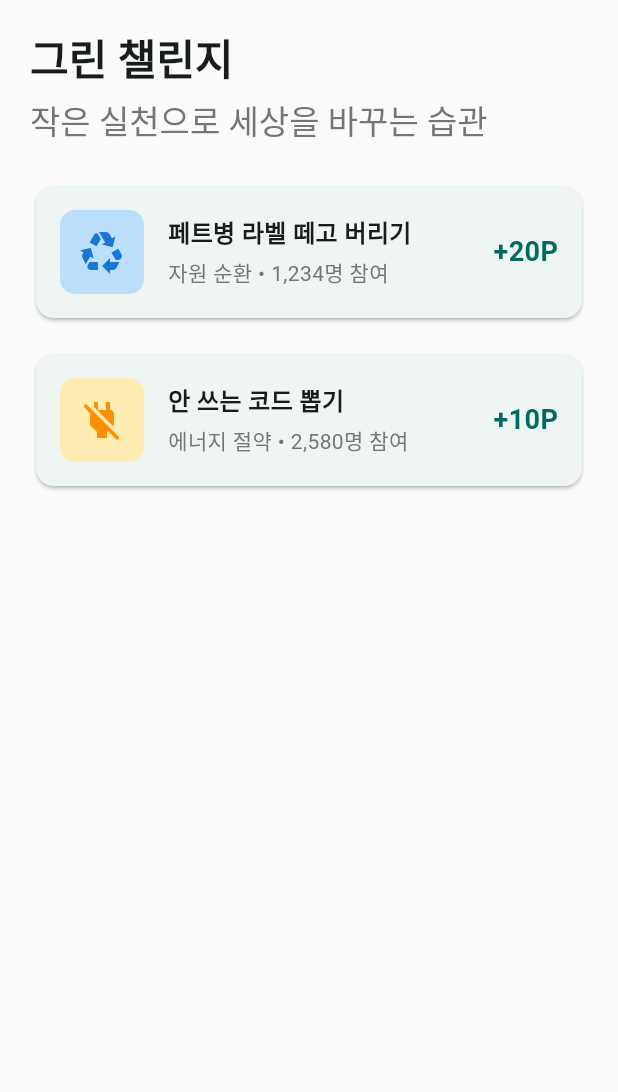
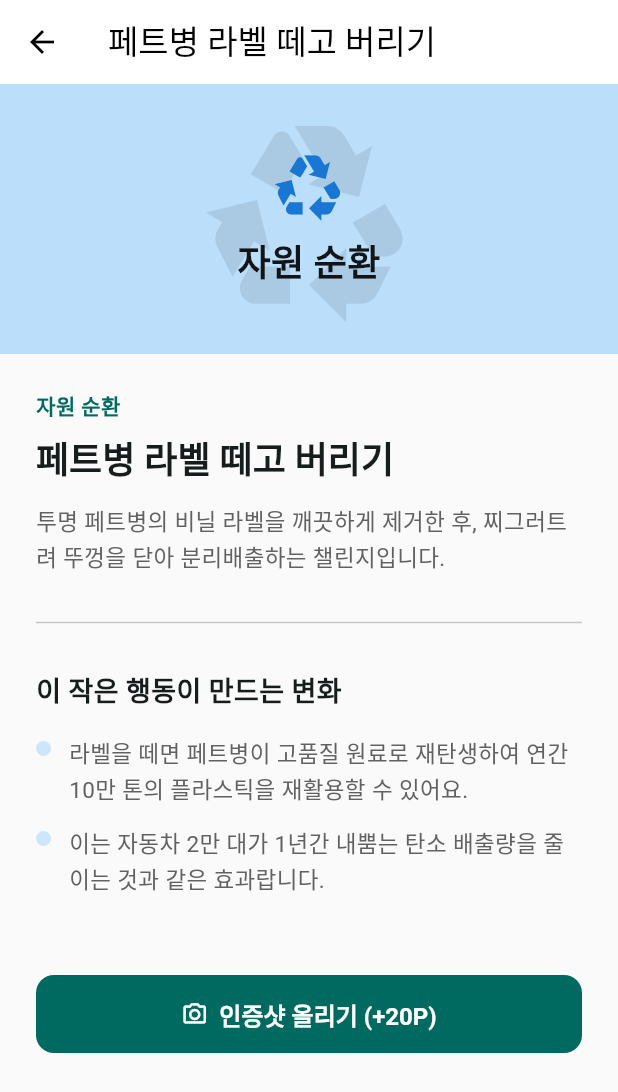
Before and after one commit to IIPA-K-PasS/FE, a Flutter app: the ChallengeScreen screen opened directly, after a tap on "페트병 라벨 떼고 버리기", on a phone screen of 412 x 824 dp. Shown: the top 1092 px of the screen. Run offline on Flutter 3.47's test engine with Material 3 defaults, Android fonts, the phone set to English and light mode, and no system bars; our stand-ins replace dio, flutter_dotenv, flutter_image_compress, flutter_secure_storage, geolocator, image_picker and 1 more; missing offline and left inert: kakao_flutter_sdk_common, kakao_flutter_sdk_user; accounts and stored records are empty.

Commit message:
feat: 챌린지 디테일 화면 구현 완료

```diff
--- /dev/null
+++ b/lib/features/challenge/domain/challenge_entity.dart
@@ -0,0 +1,47 @@
+import 'package:flutter/material.dart';
+
+// 챌린지 데이터를 나타내는 클래스
+class Challenge {
+  final String id;
+  final String title;
+  final String category; // 예: "자원 순환", "에너지 절약"
+  final String description;
+  final String benefitDescription; // 작은 행동이 만드는 변화 설명
+  final int points; // 인증 시 획득 포인트
+  final Color themeColor; // 카드 배경 등에 사용할 테마 색상
+
+  Challenge({
+    required this.id,
+    required this.title,
+    required this.category,
+    required this.description,
+    required this.benefitDescription,
+    required this.points,
+    required this.themeColor,
+  });
+}
+
+// 예시 챌린지 데이터 (나중에는 API로부터 받아옵니다)
+final List<Challenge> dummyChallenges = [
+  Challenge(
+    id: 'recycle01',
+    title: '페트병 라벨 떼고 버리기',
+    category: '자원 순환',
+    description: '투명 페트병의 비닐 라벨을 깨끗하게 제거한 후, 찌그러트려 뚜껑을 닫아 분리배출하는 챌린지입니다.',
+    benefitDescription:
+    '라벨을 떼면 페트병이 고품질 원료로 재탄생하여 연간 10만 톤의 플라스틱을 재활용할 수 있어요.\n이는 자동차 2만 대가 1년간 내뿜는 탄소 배출량을 줄이는 것과 같은 효과랍니다.',
+    points: 20,
+    themeColor: Colors.blue[100]!,
+  ),
+  Challenge(
+    id: 'poweroff01',
+    title: '안 쓰는 코드 뽑기',
+    category: '에너지 절약',
+    description: '사용하지 않는 전자제품의 플러그를 뽑아 불필요한 \'대기전력\' 소모를 막는 챌린지입니다.',
+    benefitDescription:
+    '대기전력은 가정 전체 전기요금의 최대 10%를 차지하는 숨은 주범이에요.\nTV 셋톱박스, 컴퓨터 플러그만 뽑아도 연간 3만원 이상을 아낄 수 있답니다.',
+    points: 10,
+    themeColor: Colors.yellow[100]!,
+  ),
+  // 여기에 더 많은 챌린지 추가 가능
+];
--- /dev/null
+++ b/lib/features/challenge/presentation/challenge_detail_screen.dart
@@ -0,0 +1,240 @@
+import 'package:flutter/material.dart';
+import 'package:image_picker/image_picker.dart';
+import '../domain/challenge_entity.dart';
+import 'challenge_proof_preview_screen.dart';
+
+class ChallengeDetailScreen extends StatelessWidget {
+  final Challenge challenge;
+
+  const ChallengeDetailScreen({super.key, required this.challenge});
+
+  // 인증샷 선택 및 확인 화면 이동 로직 (이전과 동일)
+  Future<void> _pickImageAndShowPreview(BuildContext context) async {
+    final ImagePicker picker = ImagePicker();
+    try {
+      final XFile? pickedFile = await picker.pickImage(source: ImageSource.camera);
+
+      if (pickedFile != null && context.mounted) {
+        final result = await Navigator.of(context).push<bool>(
+          MaterialPageRoute(
+            builder: (context) => ChallengeProofPreviewScreen(imageFile: pickedFile),
+          ),
+        );
+
+        if (result == true && context.mounted) {
+          ScaffoldMessenger.of(context).showSnackBar(
+            SnackBar(content: Text('${challenge.title} 인증 완료! ${challenge.points}P 획득!')),
+          );
+        }
+      }
+    } catch (e) {
+      if (context.mounted) {
+        ScaffoldMessenger.of(context).showSnackBar(
+          SnackBar(content: Text('카메라 실행 중 오류 발생: $e')),
+        );
+      }
+    }
+  }
+
+  // 카테고리별 아이콘 반환 함수 (ChallengeScreen에서 가져옴)
+  IconData _getIconForCategory(String category) {
+    switch (category) {
+      case '자원 순환':
+        return Icons.recycling;
+      case '에너지 절약':
+        return Icons.power_off;
+      default:
+        return Icons.eco;
+    }
+  }
+
+  // 카테고리별 아이콘 색상 반환 함수 (ChallengeScreen에서 가져옴)
+  Color _getIconColorForCategory(String category) {
+    switch (category) {
+      case '자원 순환':
+        return Colors.blue.shade700;
+      case '에너지 절약':
+        return Colors.amber.shade800;
+      default:
+        return Colors.green.shade700;
+    }
+  }
+
+  // ⭐ 변경점: 문장 분리 로직 추가 (간단 버전)
+  // 마침표(.), 느낌표(!), 물음표(?) 뒤 공백을 기준으로 문장을 나눕니다.
+  // 좀 더 복잡한 문장 구조에는 완벽하지 않을 수 있습니다.
+  List<String> _splitIntoSentences(String text) {
+    // 먼저 기존 줄바꿈('\n')을 다른 구분자로 임시 대체
+    String tempText = text.replaceAll('\\n', '||');
+    // 마침표, 느낌표, 물음표 뒤 공백을 기준으로 나누고, 임시 구분자도 복원
+    return tempText.split(RegExp(r'(?<=[.!?])\s+|\|\|'))
+        .map((s) => s.trim()) // 각 문장 앞뒤 공백 제거
+        .where((s) => s.isNotEmpty) // 빈 문장 제거
+        .toList();
+  }
+
+
+  @override
+  Widget build(BuildContext context) {
+    // 테마 색상 및 아이콘 가져오기
+    final Color themeColor = challenge.themeColor;
+    final Color iconColor = _getIconColorForCategory(challenge.category);
+    final IconData categoryIcon = _getIconForCategory(challenge.category);
+    // 텍스트 색상 결정 (배경 밝기에 따라)
+    final Color textColorOnTheme = themeColor.computeLuminance() > 0.5
+        ? Colors.black87
+        : Colors.white;
+
+    // ⭐ 변경점: 문장 분리 실행
+    final List<String> benefitSentences = _splitIntoSentences(challenge.benefitDescription);
+
+    return Scaffold(
+      appBar: AppBar(
+        title: Text(challenge.title),
+        backgroundColor: Colors.white,
+        foregroundColor: Colors.black,
+        elevation: 0.5,
+      ),
+      body: SingleChildScrollView(
+        child: Column(
+          crossAxisAlignment: CrossAxisAlignment.start, // 왼쪽 정렬 기본
+          children: [
+            // 1. 상단 영역 디자인 개선 (기존과 동일)
+            Container(
+              height: 180,
+              width: double.infinity,
+              color: themeColor, // 챌린지 테마 배경색
+              child: Stack( // 아이콘과 텍스트를 겹치도록 Stack 사용
+                children: [
+                  Positioned.fill(
+                    child: Opacity(
+                      opacity: 0.1,
+                      child: Icon(categoryIcon, size: 150, color: textColorOnTheme),
+                    ),
+                  ),
+                  Center(
+                    child: Column(
+                      mainAxisAlignment: MainAxisAlignment.center,
+                      children: [
+                        Icon(categoryIcon, size: 50, color: iconColor), // 카테고리 아이콘
+                        const SizedBox(height: 8),
+                        Text(
+                          challenge.category, // 카테고리 텍스트
+                          style: TextStyle(
+                            fontSize: 24,
+                            fontWeight: FontWeight.bold,
+                            color: textColorOnTheme.withOpacity(0.9),
+                          ),
+                        ),
+                      ],
+                    ),
+                  ),
+                ],
+              ),
+            ),
+
+            // 2. 내용 영역
+            Padding(
+              padding: const EdgeInsets.all(24.0),
+              child: Column(
+                crossAxisAlignment: CrossAxisAlignment.start,
+                children: [
+                  // 카테고리 텍스트 (기존과 동일)
+                  Text(
+                    challenge.category,
+                    style: TextStyle(
+                      color: Theme.of(context).primaryColor,
+                      fontWeight: FontWeight.bold,
+                    ),
+                  ),
+                  const SizedBox(height: 8),
+                  // 챌린지 제목 (기존과 동일)
+                  Text(
+                    challenge.title,
+                    style: Theme.of(context).textTheme.headlineSmall?.copyWith(
+                      fontWeight: FontWeight.bold,
+                    ),
+                  ),
+                  const SizedBox(height: 12),
+                  // 챌린지 설명 (기존과 동일)
+                  Text(
+                    challenge.description,
+                    style: TextStyle(fontSize: 15, color: Colors.grey[700], height: 1.5),
+                  ),
+
+                  // 3. 구분선 추가 (기존과 동일)
+                  const SizedBox(height: 24),
+                  const Divider(thickness: 1),
+                  const SizedBox(height: 24),
+
+                  // 4. '작은 행동이 만드는 변화' 섹션 (기존과 동일)
+                  const Text(
+                    '이 작은 행동이 만드는 변화',
+                    style: TextStyle(
+                      fontSize: 18,
+                      fontWeight: FontWeight.bold,
+                    ),
+                  ),
+                  const SizedBox(height: 16),
+
+                  // ⭐ 변경점: 분리된 문장 리스트를 사용하여 UI 생성
+                  ...benefitSentences.map((sentence) {
+                    return Padding(
+                      padding: const EdgeInsets.only(bottom: 12.0), // 항목 간 간격
+                      child: Row(
+                        crossAxisAlignment: CrossAxisAlignment.start, // 텍스트 위쪽 정렬
+                        children: [
+                          // 색상 원
+                          Padding(
+                            padding: const EdgeInsets.only(top: 4.0), // 원 위치 미세 조정
+                            child: CircleAvatar(
+                              radius: 5,
+                              backgroundColor: themeColor.withOpacity(0.7), // 테마 색상 사용
+                            ),
+                          ),
+                          const SizedBox(width: 12), // 원과 텍스트 사이 간격
+                          // 설명 텍스트
+                          Expanded(
+                            child: Text(
+                              sentence, // 분리된 문장 사용
+                              style: TextStyle(fontSize: 15, color: Colors.grey[700], height: 1.5),
+                            ),
+                          ),
+                        ],
+                      ),
+                    );
+                  }).toList(),
+
+                  const SizedBox(height: 40),
+
+                  // 인증샷 올리기 버튼 (기존과 동일)
+                  SizedBox(
+                    width: double.infinity,
+                    child: ElevatedButton.icon(
+                      onPressed: () => _pickImageAndShowPreview(context),
+                      icon: const Icon(Icons.camera_alt_outlined),
+                      label: Text('인증샷 올리기 (+${challenge.points}P)'),
+                      style: ElevatedButton.styleFrom(
+                        backgroundColor: Theme.of(context).primaryColor,
+                        foregroundColor: Colors.white,
+                        padding: const EdgeInsets.symmetric(vertical: 14),
+                        textStyle: const TextStyle(
+                          fontSize: 16,
+                          fontWeight: FontWeight.bold,
+                        ),
+                        shape: RoundedRectangleBorder(
+                          borderRadius: BorderRadius.circular(12),
+                        ),
+                        elevation: 0,
+                      ),
+                    ),
+                  ),
+                ],
+              ),
+            ),
+          ],
+        ),
+      ),
+    );
+  }
+}
--- /dev/null
+++ b/lib/features/challenge/presentation/challenge_proof_preview_screen.dart
@@ -0,0 +1,66 @@
+import 'dart:io';
+import 'package:flutter/material.dart';
+import 'package:image_picker/image_picker.dart';
+
+class ChallengeProofPreviewScreen extends StatelessWidget { // StatefulWidget -> StatelessWidget 변경
+  final XFile imageFile;
+
+  const ChallengeProofPreviewScreen({
+    super.key,
+    required this.imageFile,
+  });
+
+  // // 이미지 압축 함수 제거
+  // Future<XFile?> _compressImage(XFile file) async { ... }
+
+  @override
+  Widget build(BuildContext context) {
+    return Scaffold(
+      appBar: AppBar(
+        title: const Text('인증샷 확인'),
+        leading: IconButton(
+          icon: const Icon(Icons.close),
+          onPressed: () => Navigator.of(context).pop(false), // 취소 시 false 반환
+        ),
+      ),
+      // ⭐ 변경점: Stack 및 로딩 UI 제거
+      body: Column(
+        children: [
+          Expanded(
+            child: Center(
+              child: Image.file(File(imageFile.path), fit: BoxFit.contain),
+            ),
+          ),
+          SafeArea(
+            child: Padding(
+              padding: const EdgeInsets.all(16.0),
+              child: Row(
+                children: [
+                  Expanded(
+                    child: OutlinedButton(
+                      // ⭐ 변경점: _isCompressing 조건 제거
+                      onPressed: () => Navigator.of(context).pop(false),
+                      child: const Text('다시 찍기'), // '다시 선택' -> '다시 찍기'
+                    ),
+                  ),
+                  const SizedBox(width: 16),
+                  Expanded(
+                    child: ElevatedButton(
+                      // ⭐ 변경점: 압축 로직 제거하고 바로 pop(true) 호출
+                      onPressed: () {
+                        Navigator.of(context).pop(true); // 성공 시 true 반환
+                      },
+                      child: const Text('확인'),
+                    ),
+                  ),
+                ],
+              ),
+            ),
+          ),
+        ],
+      ),
+      // ⭐ 변경점: 로딩 인디케이터 제거
+      // if (_isCompressing) ...
+    );
+  }
+}
--- a/lib/features/challenge/presentation/challenge_screen.dart
+++ b/lib/features/challenge/presentation/challenge_screen.dart
@@ -1,5 +1,7 @@
+import 'package:billow/features/challenge/presentation/widget/challenge_card.dart';
 import 'package:flutter/material.dart';
-import 'widget/ChallengeCard.dart';
+import '../domain/challenge_entity.dart';
+import 'challenge_detail_screen.dart'; // 상세 화면 import
 
 class ChallengeScreen extends StatefulWidget {
   const ChallengeScreen({super.key});
@@ -9,9 +11,47 @@ class ChallengeScreen extends StatefulWidget {
 }
 
 class _ChallengePageState extends State<ChallengeScreen> {
+  // 아이콘 매핑 (카테고리별 아이콘 지정)
+  IconData _getIconForCategory(String category) {
+    switch (category) {
+      case '자원 순환':
+        return Icons.recycling;
+      case '에너지 절약':
+        return Icons.power_off;
+      default:
+        return Icons.eco; // 기본 아이콘
+    }
+  }
+
+  // 아이콘 색상 매핑
+  Color _getIconColorForCategory(String category) {
+    switch (category) {
+      case '자원 순환':
+        return Colors.blue.shade700;
+      case '에너지 절약':
+        return Colors.amber.shade800;
+      default:
+        return Colors.green.shade700;
+    }
+  }
+
+  // 배경 색상 매핑
+  Color _getBackgroundColorForCategory(String category) {
+    switch (category) {
+      case '자원 순환':
+        return Colors.blue.shade50;
+      case '에너지 절약':
+        return Colors.amber.shade50;
+      default:
+        return Colors.green.shade50;
+    }
+  }
+
+
   @override
   Widget build(BuildContext context) {
     return Scaffold(
+        backgroundColor: Colors.grey[100], // 배경색 추가
         body: SingleChildScrollView(
           padding: const EdgeInsets.all(20),
           child: Column(
@@ -28,27 +68,38 @@ class _ChallengePageState extends State<ChallengeScreen> {
                 style: Theme.of(context).textTheme.titleLarge?.copyWith(
                   color: Colors.grey[600],
                 ),
+              ),
+              const SizedBox(height: 24),
 
+              // ListView.builder를 사용하여 챌린지 목록 동적 생성
+              ListView.separated(
+                physics: const NeverScrollableScrollPhysics(), // 중첩 스크롤 방지
+                shrinkWrap: true, // 내용물 크기에 맞게 높이 조절
+                itemCount: dummyChallenges.length,
+                separatorBuilder: (context, index) => const SizedBox(height: 16), // 카드 사이 간격
+                itemBuilder: (context, index) {
+                  final challenge = dummyChallenges[index];
+                  return ChallengeCard(
+                    icon: _getIconForCategory(challenge.category),
+                    iconColor: _getIconColorForCategory(challenge.category),
+                    backgroundColor: _getBackgroundColorForCategory(challenge.category),
+                    title: challenge.title,
+                    // TODO: 참여자 수는 API 연동 필요 (현재는 카테고리만 표시)
+                    subtitle: "${challenge.category} 참여",
+                    points: "+${challenge.points}P",
+                    // onTap 콜백 추가: 상세 화면으로 이동
+                    onTap: () {
+                      Navigator.push(
+                        context,
+                        MaterialPageRoute(
+                          builder: (context) => ChallengeDetailScreen(challenge: challenge),
                         ),
-            const SizedBox(height: 24), // 부제목과 챌린지 목록 사이 간격
-            ChallengeCard(
-              icon: Icons.recycling,
-              iconColor: Colors.blue.shade700,
-              backgroundColor: Colors.blue.shade100,
-              title: "페트병 라벨 떼고 버리기",
-              subtitle: "자원 순환 • 1,234명 참여",
-              points: "+20P",
+                      );
+                    },
+                  );
+                },
               ),
-            const SizedBox(height: 16), // 카드 사이 간격
-            ChallengeCard(
-              icon: Icons.power_off,
-              iconColor: Colors.amber.shade800,
-              backgroundColor: Colors.amber.shade100,
-              title: "안 쓰는 코드 뽑기",
-              subtitle: "에너지 절약 • 2,580명 참여",
-              points: "+10P",
-            ),
-          ]
+            ],
           ),
         )
     );
--- a/lib/features/challenge/presentation/widget/ChallengeCard.dart
+++ /dev/null
@@ -1,84 +0,0 @@
-import 'package:flutter/material.dart';
-
-class ChallengeCard extends StatelessWidget {
-  final IconData icon;
-  final Color iconColor;
-  final Color backgroundColor;
-  final String title;
-  final String subtitle;
-  final String points;
-
-  const ChallengeCard({
-    super.key,
-    required this.icon,
-    required this.iconColor,
-    required this.backgroundColor,
-    required this.title,
-    required this.subtitle,
-    required this.points,
-  });
-
-  @override
-  Widget build(BuildContext context) {
-  return Card(
-    elevation: 1, // 카드에 부드러운 그림자 효과
-    shape: RoundedRectangleBorder(borderRadius: BorderRadius.circular(12)),
-    child: InkWell( // 클릭 시 물결 효과
-      onTap: () {
-        // 챌린지 상세 페이지로 이동하는 로직 추가
-      },
-      borderRadius: BorderRadius.circular(12),
-      child: Padding(
-        padding: const EdgeInsets.all(16.0),
-        child: Row(
-          children: [
-            // 왼쪽 아이콘
-            Container(
-              width: 56,
-              height: 56,
-              decoration: BoxDecoration(
-                color: backgroundColor,
-                borderRadius: BorderRadius.circular(10),
-              ),
-              child: Icon(icon, color: iconColor, size: 32),
-            ),
-            const SizedBox(width: 16),
-            // 중앙 텍스트 (제목, 부제목)
-            Expanded(
-              child: Column(
-                crossAxisAlignment: CrossAxisAlignment.start,
-                children: [
-                  Text(
-                    title,
-                    style: const TextStyle(
-                      fontWeight: FontWeight.bold,
-                      fontSize: 16,
-                    ),
-                  ),
-                  const SizedBox(height: 4),
-                  Text(
-                    subtitle,
-                    style: TextStyle(
-                      color: Colors.grey[600],
-                      fontSize: 14,
-                    ),
-                  ),
-                ],
-              ),
-            ),
-            // 오른쪽 포인트
-            Text(
-              points,
-              style: TextStyle(
-                color: Theme.of(context).primaryColor, // 앱의 테마 색상 사용
-                fontWeight: FontWeight.bold,
-                fontSize: 18,
-              ),
-            ),
-          ],
-        ),
-      ),
-    ),
-  );
-}
-}
--- /dev/null
+++ b/lib/features/challenge/presentation/widget/challenge_card.dart
@@ -0,0 +1,84 @@
+import 'package:flutter/material.dart';
+
+class ChallengeCard extends StatelessWidget {
+  final IconData icon;
+  final Color iconColor;
+  final Color backgroundColor;
+  final String title;
+  final String subtitle;
+  final String points;
+  final VoidCallback? onTap; // onTap 콜백 추가 (Nullable)
+
+  const ChallengeCard({
+    super.key,
+    required this.icon,
+    required this.iconColor,
+    required this.backgroundColor,
+    required this.title,
+    required this.subtitle,
+    required this.points,
+    this.onTap, // 생성자에 onTap 추가
+  });
+
+  @override
+  Widget build(BuildContext context) {
+    return Card(
+      elevation: 1,
+      shape: RoundedRectangleBorder(borderRadius: BorderRadius.circular(12)),
+      child: InkWell(
+        onTap: onTap, // onTap 콜백 연결
+        borderRadius: BorderRadius.circular(12),
+        child: Padding(
+          padding: const EdgeInsets.all(16.0),
+          child: Row(
+            children: [
+              Container(
+                width: 56,
+                height: 56,
+                decoration: BoxDecoration(
+                  color: backgroundColor,
+                  borderRadius: BorderRadius.circular(10),
+                ),
+                child: Icon(icon, color: iconColor, size: 32),
+              ),
+              const SizedBox(width: 16),
+              Expanded(
+                child: Column(
+                  crossAxisAlignment: CrossAxisAlignment.start,
+                  children: [
+                    Text(
+                      title,
+                      style: const TextStyle(
+                        fontWeight: FontWeight.bold,
+                        fontSize: 16,
+                      ),
+                      maxLines: 1, // 제목 한 줄 처리
+                      overflow: TextOverflow.ellipsis,
+                    ),
+                    const SizedBox(height: 4),
+                    Text(
+                      subtitle,
+                      style: TextStyle(
+                        color: Colors.grey[600],
+                        fontSize: 14,
+                      ),
+                    ),
+                  ],
+                ),
+              ),
+              const SizedBox(width: 8), // 텍스트와 포인트 사이 간격
+              Text(
+                points,
+                style: TextStyle(
+                  color: Theme.of(context).primaryColor,
+                  fontWeight: FontWeight.bold,
+                  fontSize: 18,
+                ),
+              ),
+            ],
+          ),
+        ),
+      ),
+    );
+  }
+}
```
Lines whose indentation alone changed are shown as unchanged.
